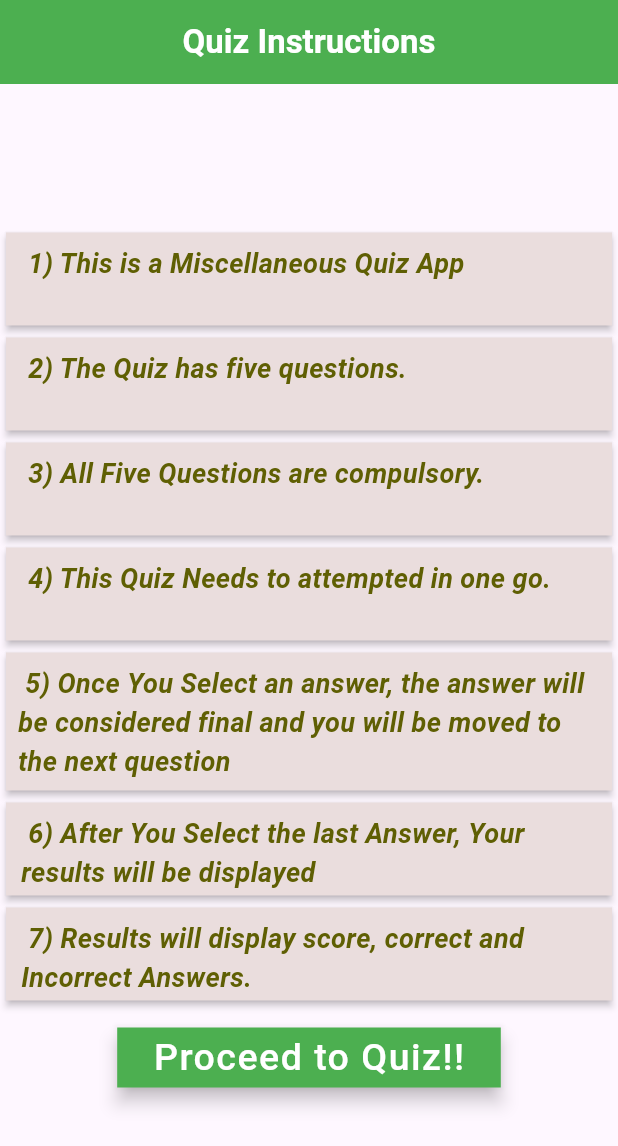
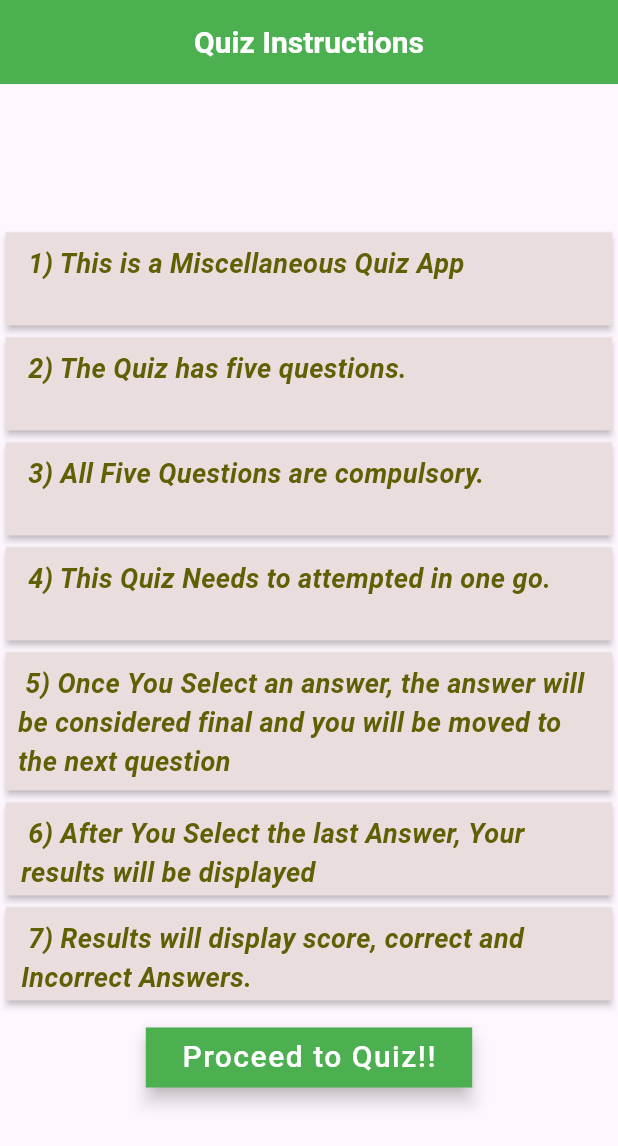
Before and after one commit to LAKSH3002/Quiz-App, a Flutter app: the screen it shows after launch, on a phone screen of 412 x 824 dp. Shown: the top 1146 px of the screen. Run offline on Flutter 3.47's test engine with Material 3 defaults, Android fonts, the phone set to English and light mode, and no system bars; our stand-ins replace animated_splash_screen.

Commit message:
Designed Screens

```diff
--- a/quizapp/lib/InstructionScreen.dart
+++ b/quizapp/lib/InstructionScreen.dart
@@ -1,5 +1,8 @@
+import 'dart:ui';
+
 import 'package:flutter/material.dart';
 import 'package:flutter/painting.dart';
+// import 'package:quizapp/Colors.dart';
 // import 'package:quizapp/QuizScreen.dart';
 import 'package:quizapp/startquiz.dart';
 
@@ -18,13 +21,14 @@ class _InstructionscreenState extends State<Instructionscreen> {
         title: const Text(
           'Quiz Instructions',
           style: TextStyle(
-              fontSize: 22, color: Colors.white, fontWeight: FontWeight.w600),
+              fontSize: 20, color: Colors.white, fontWeight: FontWeight.w600),
         ),
         iconTheme: const IconThemeData(color: Colors.white),
         centerTitle: true,
         backgroundColor: Colors.green,
       ),
-      body: Center(
+      body: Container(
+        child: Center(
           child: Column(
             mainAxisAlignment: MainAxisAlignment.center,
             children: [
@@ -47,7 +51,8 @@ class _InstructionscreenState extends State<Instructionscreen> {
                   color: Color.fromARGB(255, 95, 95, 3),
                 fontSize: 18,
                 fontWeight: FontWeight.w600,
-                fontStyle: FontStyle.italic),
+                  fontStyle: FontStyle.italic,
+                  ),
                 ),
             ),
               ),
@@ -68,10 +73,11 @@ class _InstructionscreenState extends State<Instructionscreen> {
                   const StartQuiz()));
                 },
                 child: const Text('Proceed to Quiz!!',
-              style: TextStyle(fontSize: 25, letterSpacing: 1),
+                style: TextStyle(fontSize: 20, letterSpacing: 1),
                 ),
               ),
             ],
+          ),
         ),
       ),
     );
--- a/quizapp/lib/startquiz.dart
+++ b/quizapp/lib/startquiz.dart
@@ -42,7 +42,8 @@ class _StartQuizState extends State<StartQuiz> {
               style: ElevatedButton.styleFrom(
                 backgroundColor: Colors.green,
                 foregroundColor: Colors.white,
-                shape:BeveledRectangleBorder()
+                shape:BeveledRectangleBorder(),
+                elevation: 4
               ),
               onPressed: (){
                 Navigator.of(context).push(MaterialPageRoute(
```
Also changed, not shown: quizapp/lib/Colors.dart (added, +11 -0 lines), quizapp/lib/QuizScreen.dart (+24 -8 lines), quizapp/lib/ResultsScreen.dart (+6 -3 lines). Lines whose indentation alone changed are shown as unchanged.
